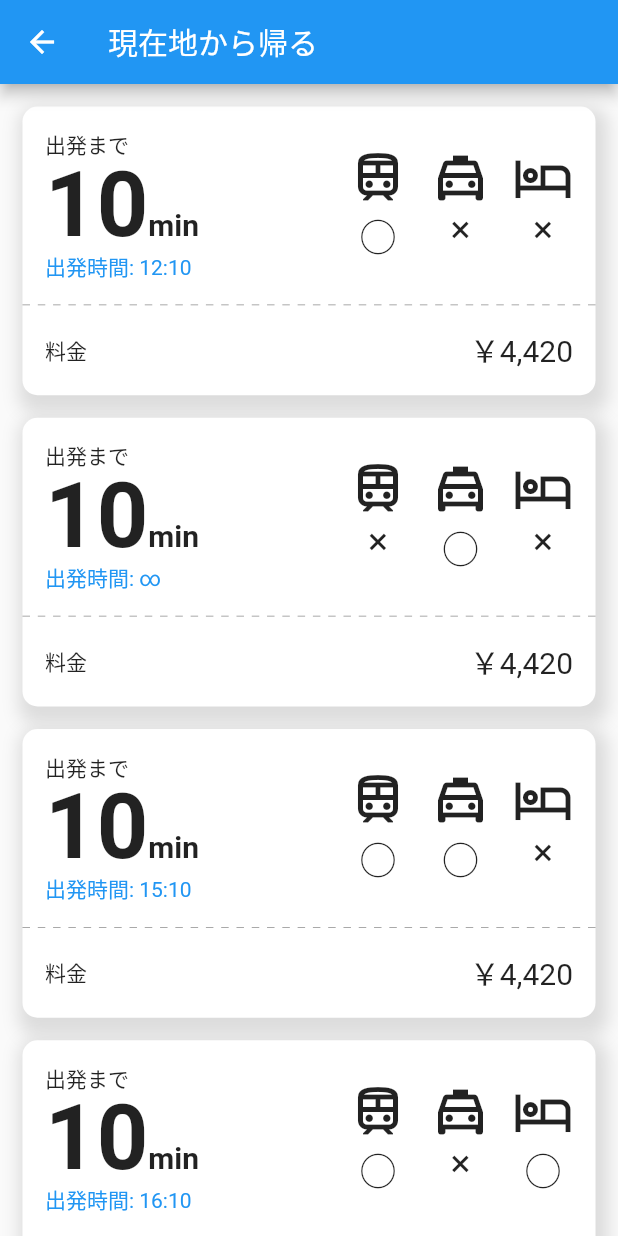
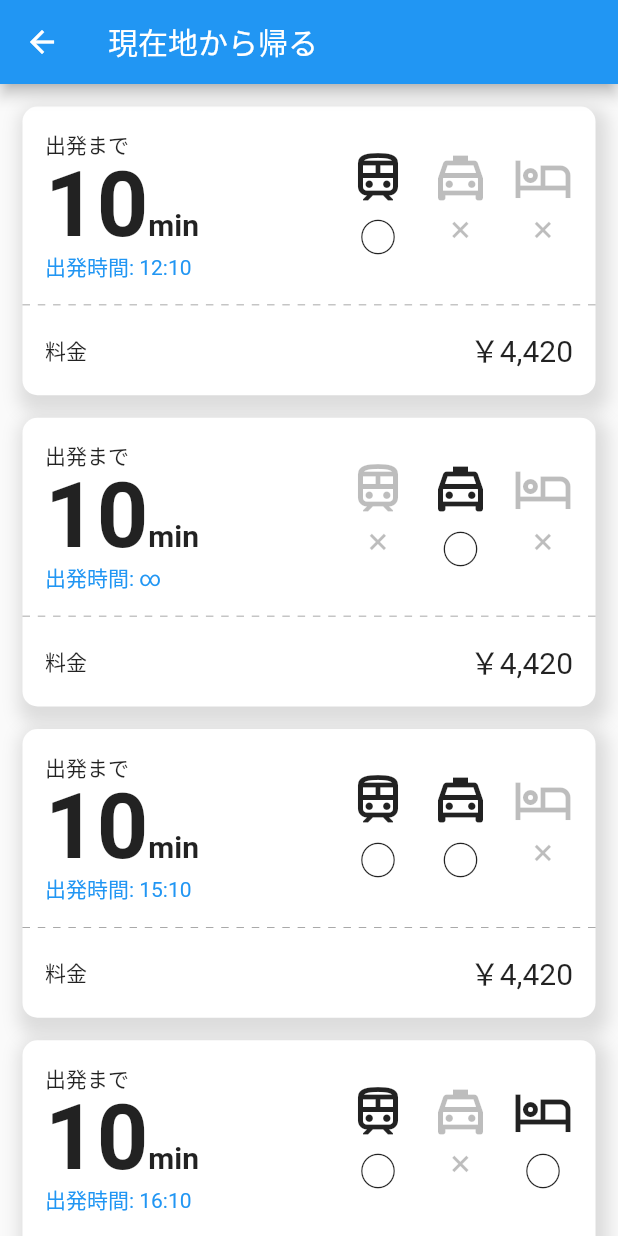
Before and after one commit to gassi4731/trigger-mobile, a Flutter app: the SearchCurrentLocation screen opened directly, on a phone screen of 412 x 824 dp. Run offline on Flutter 3.47's test engine with Material 2 defaults, Android fonts, the phone set to English and light mode, and no system bars; our stand-ins replace google_fonts.

Commit message:
fix: 使用しない交通機関が灰色になるように修正

```diff
--- a/lib/ui/component/use_route_facilities.dart
+++ b/lib/ui/component/use_route_facilities.dart
@@ -8,12 +8,21 @@ class UseRouteFacilities extends StatelessWidget {
 
   @override
   Widget build(BuildContext context) {
+    final color = isUse ? Colors.black87 : Colors.black26;
+
     return Column(
       children: [
-        Icon(icon, size: 40),
+        Icon(
+          icon,
+          size: 40,
+          color: color,
+        ),
         Text(
           isUse ? '○' : '×',
-          style: const TextStyle(fontSize: 25),
+          style: TextStyle(
+            fontSize: 25,
+            color: color,
+          ),
         )
       ],
     );
```
